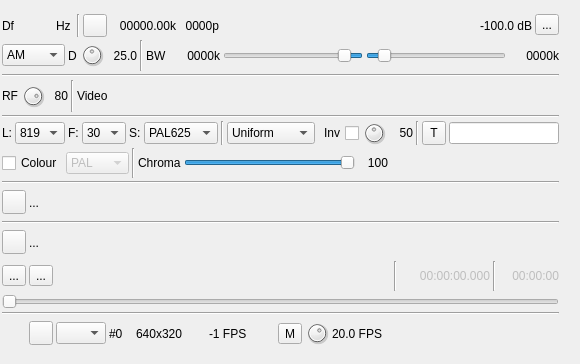
Old version of the form plugins/channeltx/modatv/atvmodgui.ui in the repository dev4dev/sdrangel.
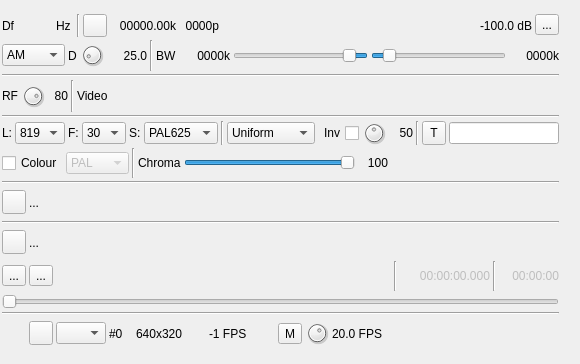
New version of the form. Icons and pictures are not drawn. Custom widgets are drawn as their Qt base class.

What changed in the file:
```diff
--- a/plugins/channeltx/modatv/atvmodgui.ui
+++ b/plugins/channeltx/modatv/atvmodgui.ui
@@ -297,7 +297,7 @@
          <number>1</number>
         </property>
         <property name="maximum">
-         <number>500</number>
+         <number>2000</number>
         </property>
         <property name="pageStep">
          <number>1</number>
@@ -311,7 +311,7 @@
        <widget class="QLabel" name="fmExcursionText">
         <property name="minimumSize">
          <size>
-          <width>30</width>
+          <width>40</width>
           <height>0</height>
          </size>
         </property>
```
